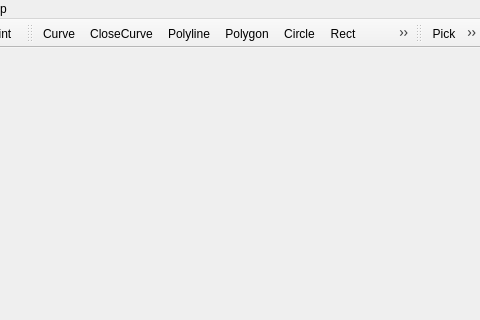
Above: mainwindow.ui from iynaur/iynaur-s-vector-drawing before the change; both pictures show x 338 to 818 and y 0 to 320 of the 818 by 600 pixel window. Below: the same form after it.
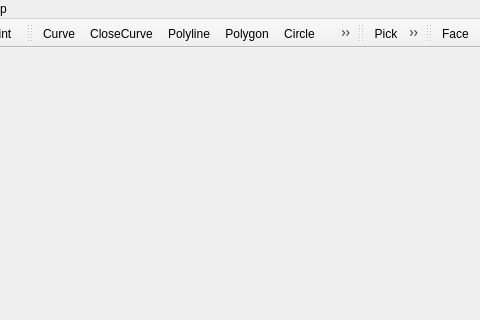
That is the form after the change. Icons and pictures are not drawn.

What changed in the file:
```diff
--- a/mainwindow.ui
+++ b/mainwindow.ui
@@ -176,6 +176,18 @@
    <addaction name="actionDivideToEnd"/>
    <addaction name="actionPalm"/>
   </widget>
+  <widget class="QToolBar" name="toolBar_3">
+   <property name="windowTitle">
+    <string>toolBar</string>
+   </property>
+   <attribute name="toolBarArea">
+    <enum>TopToolBarArea</enum>
+   </attribute>
+   <attribute name="toolBarBreak">
+    <bool>false</bool>
+   </attribute>
+   <addaction name="actionFace"/>
+  </widget>
   <action name="actionCurve">
    <property name="checkable">
     <bool>true</bool>
@@ -512,6 +524,11 @@
     <string>ClearSettings</string>
    </property>
   </action>
+  <action name="actionFace">
+   <property name="text">
+    <string>Face</string>
+   </property>
+  </action>
  </widget>
  <layoutdefault spacing="6" margin="11"/>
  <resources>
```
Left out of the diff: 2 changed lines with no effect on the pictures.
